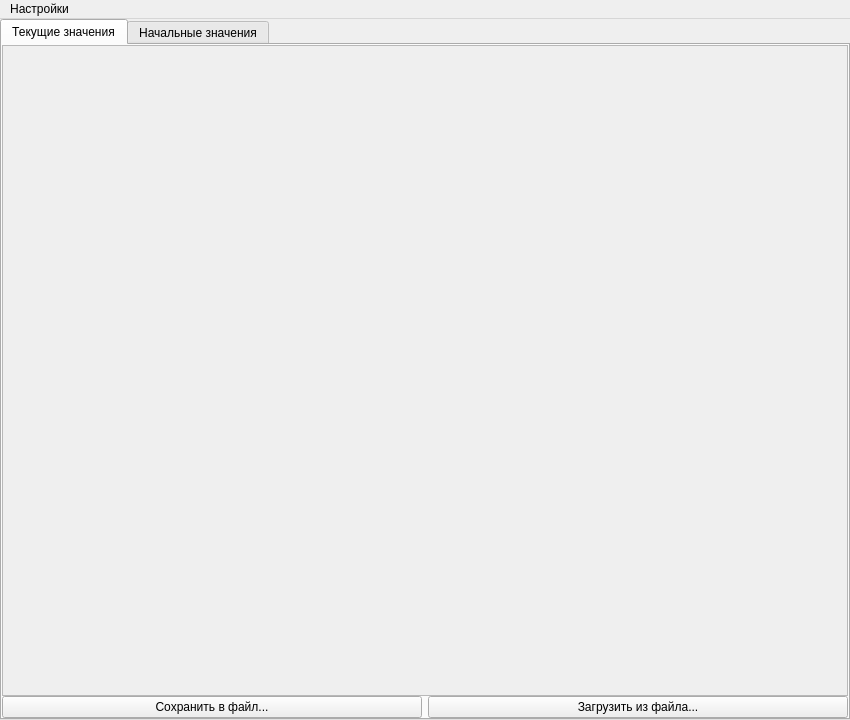
Qt form mainwindow.ui (klynxe/Monitor-temperature) before a commit.
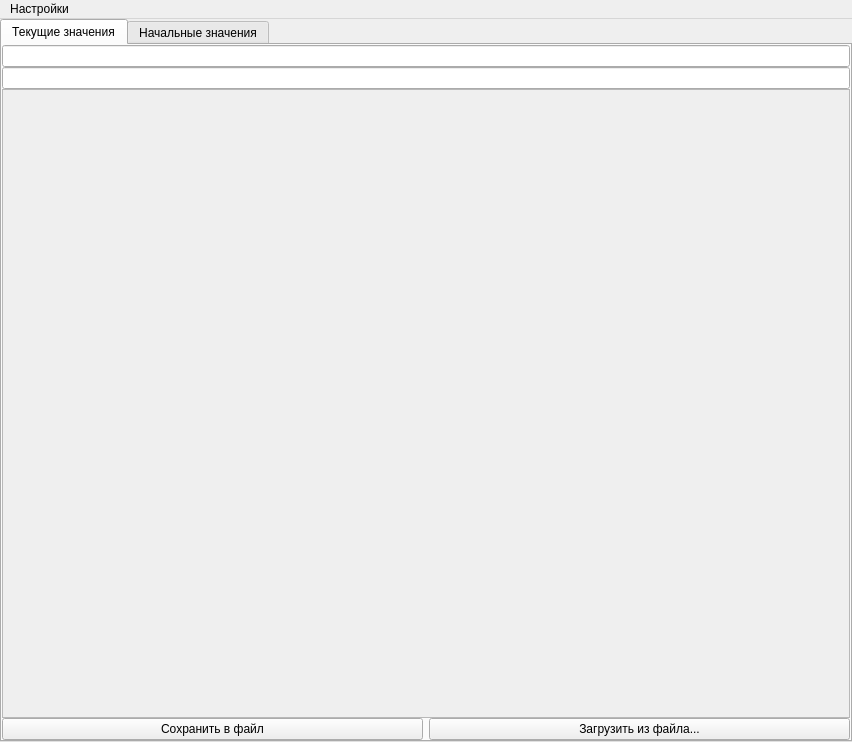
The same form after that commit.

What changed in the file:
```diff
--- a/mainwindow.ui
+++ b/mainwindow.ui
@@ -6,8 +6,8 @@
    <rect>
     <x>0</x>
     <y>0</y>
-    <width>850</width>
-    <height>720</height>
+    <width>852</width>
+    <height>742</height>
    </rect>
   </property>
   <property name="windowTitle">
@@ -60,6 +60,20 @@
           <property name="spacing">
            <number>0</number>
           </property>
+          <item>
+           <widget class="QLineEdit" name="status">
+            <property name="readOnly">
+             <bool>true</bool>
+            </property>
+           </widget>
+          </item>
+          <item>
+           <widget class="QLineEdit" name="statusRes">
+            <property name="readOnly">
+             <bool>true</bool>
+            </property>
+           </widget>
+          </item>
           <item>
            <widget class="QScrollArea" name="rootCellLayoutCurrentValue">
             <property name="frameShadow">
@@ -73,8 +87,8 @@
               <rect>
                <x>0</x>
                <y>0</y>
-               <width>840</width>
-               <height>644</height>
+               <width>842</width>
+               <height>626</height>
               </rect>
              </property>
              <property name="sizePolicy">
@@ -108,7 +122,7 @@
             <item>
              <widget class="QPushButton" name="deviceValueSaveToFile">
               <property name="text">
-               <string>Сохранить в файл...</string>
+               <string>Сохранить в файл</string>
               </property>
              </widget>
             </item>
@@ -219,7 +233,7 @@
     <rect>
      <x>0</x>
      <y>0</y>
-     <width>850</width>
+     <width>852</width>
      <height>21</height>
     </rect>
    </property>
```
Left out of the diff: 4 changed lines with no effect on the pictures.
